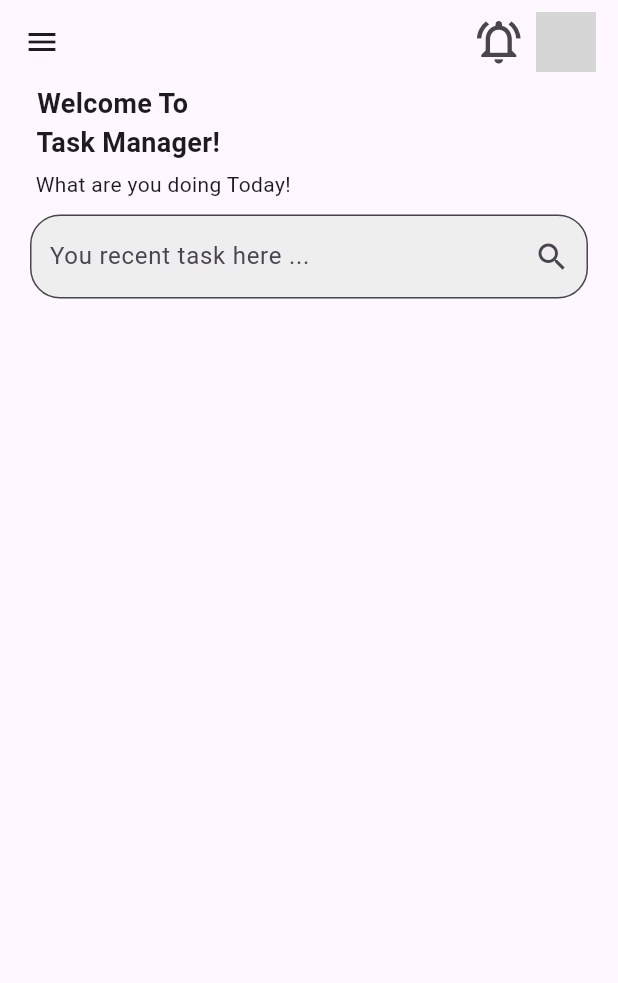
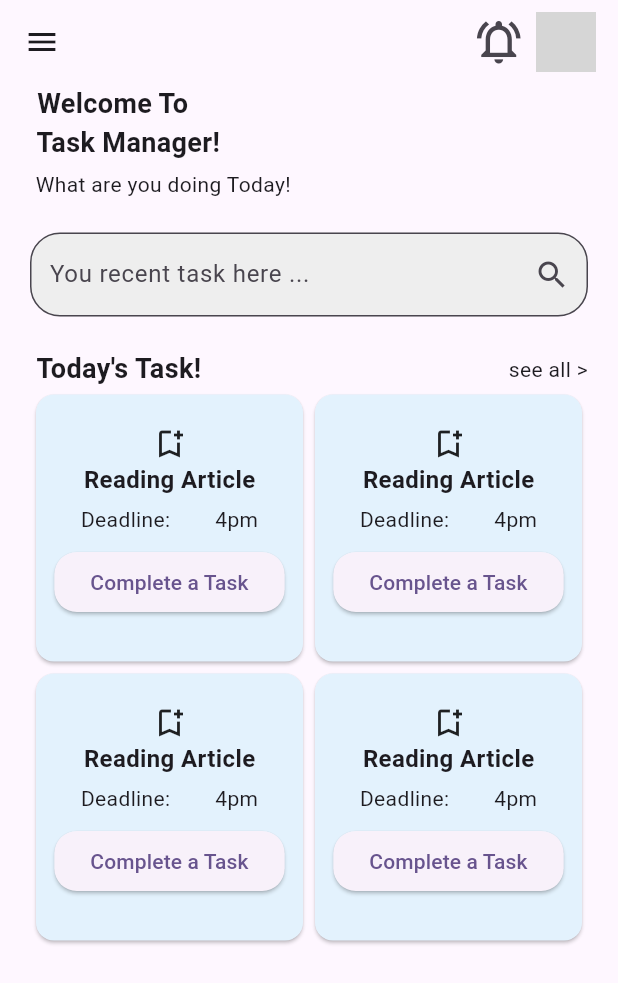
Before and after one commit to mervinkogei/flutter_trial_todo_app, a Flutter app: the HomeScreen screen opened directly, on a phone screen of 412 x 824 dp. Shown: the top 983 px of the screen. Run offline on Flutter 3.47's test engine with Material 3 defaults, Android fonts, the phone set to English and light mode, and no system bars; missing offline and left inert: splash_view; grey boxes are pictures that could not be loaded.

Commit message:
feat: Added today's task grid count on the home screen

```diff
--- a/lib/Screens/home.dart
+++ b/lib/Screens/home.dart
@@ -34,7 +34,7 @@ class _HomeScreenState extends State<HomeScreen> {
       ),
       drawer: Drawer(),
       body:  Padding(
-        padding: EdgeInsets.only(left:20.0, right: 20),
+        padding: const EdgeInsets.only(left:20.0, right: 20),
         child: Column(
           crossAxisAlignment: CrossAxisAlignment.start,
           children: [
@@ -43,8 +43,61 @@ class _HomeScreenState extends State<HomeScreen> {
               padding: EdgeInsets.only(top: 5.0),
               child: Text(' What are you doing Today!'),
             ),
-            // SearchBar(hintText: "Your recent task here..",)
-            SearchBarWidget()
+
+            /**
+             * Added a a custom Widget of SearchBar
+             */
+            SearchBarWidget(),
+
+           Row(
+            mainAxisAlignment: MainAxisAlignment.spaceBetween,
+            children: [
+               const Text(' Today\'s Task!',style: ThemeStyling.welcomeTitle,),
+               const Text(' see all >'),
+            ],
+           ),
+
+           Column(
+             children: [
+               GridView.count(
+                shrinkWrap: true,
+                  crossAxisCount: 2,
+                  children: List.generate(4, (index) {
+                    return Card(
+                      color: Colors.blue[50],
+                      child: Center(
+                        child: Column(
+                          crossAxisAlignment: CrossAxisAlignment.center,
+                          mainAxisAlignment: MainAxisAlignment.center,
+                          children: [
+                            Icon(Icons.bookmark_add_outlined),
+                            Text('Reading Article', style: ThemeStyling.taskCardTitle,),
+                            SizedBox(height: 5,),
+                            Row(
+                              mainAxisAlignment: MainAxisAlignment.spaceEvenly,
+                              children: [
+                              Text('Deadline:'),
+                              Text('4pm'),
+                            ],),
+
+                            Padding(
+                              padding: const EdgeInsets.all(8.0),
+                              child: ElevatedButton(
+                                style: ElevatedButton.styleFrom(
+                                  shape: RoundedRectangleBorder(
+                                    borderRadius: BorderRadius.circular(15)
+                                  )
+                                ),
+                                onPressed: (){}, child: Text('Complete a Task',textAlign: TextAlign.center,)),
+                            )
+                          ],
+                        ),
+                      ),
+                    );
+                }
+              )),
+             ],
+           )
           ],
         ),
       )
--- a/lib/Utils/textStyling.dart
+++ b/lib/Utils/textStyling.dart
@@ -3,4 +3,7 @@ import 'package:flutter/material.dart';
 abstract class ThemeStyling {
   static const TextStyle welcomeTitle = TextStyle(
       fontWeight: FontWeight.bold, fontSize: 18, fontFamily: "Roboto");
+
+  static const TextStyle taskCardTitle = TextStyle(
+      fontWeight: FontWeight.bold, fontSize: 16, fontFamily: "Roboto");
 }
--- a/lib/widgets/searchBar_widget.dart
+++ b/lib/widgets/searchBar_widget.dart
@@ -3,9 +3,11 @@ import 'package:flutter/material.dart';
 class SearchBarWidget extends StatelessWidget {
   @override
   Widget build(BuildContext context) {
-    return Container(
-      padding: EdgeInsets.only( top: 10),
-      height: 70,
+    return Padding(
+      padding: const EdgeInsets.only(top: 10, bottom: 10),
+      child: Container(
+        padding: const EdgeInsets.only( top: 12, bottom: 10),
+        height: 80,
         child: TextField(
           decoration: InputDecoration(
             hintText: 'You recent task here ...',
@@ -15,7 +17,8 @@ class SearchBarWidget extends StatelessWidget {
               borderRadius: BorderRadius.circular(20),
               gapPadding: 1
             ),
-          suffixIcon: Icon(Icons.search),
+            suffixIcon: const Icon(Icons.search),
+          ),
         ),
       ),
     );
```
Lines whose indentation alone changed are shown as unchanged.
